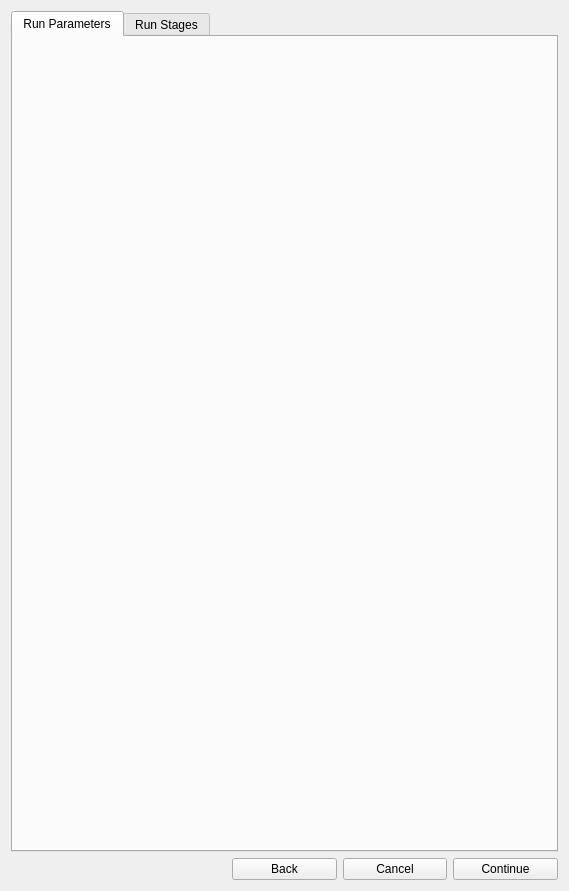
Old version of the form parentwidget.ui in the repository hallamlab/MetaPathwaysGUI.
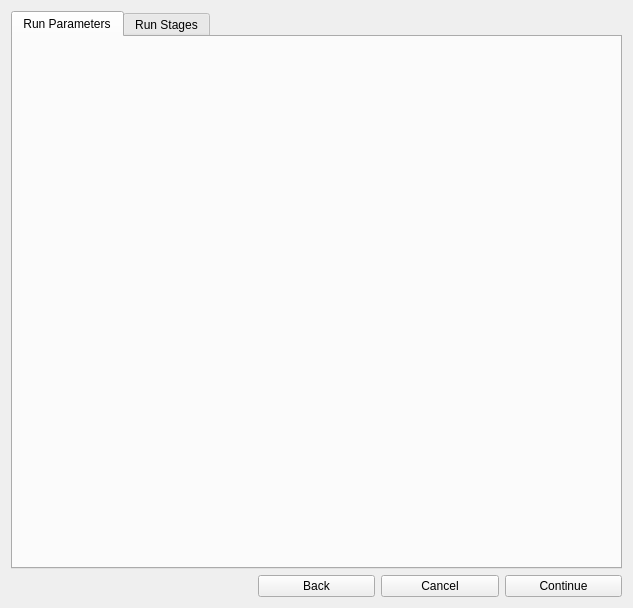
New version of the form.

The edit to the form file:
```diff
--- a/parentwidget.ui
+++ b/parentwidget.ui
@@ -6,16 +6,28 @@
    <rect>
     <x>0</x>
     <y>0</y>
-    <width>569</width>
-    <height>891</height>
+    <width>633</width>
+    <height>608</height>
    </rect>
   </property>
+  <property name="sizePolicy">
+   <sizepolicy hsizetype="MinimumExpanding" vsizetype="MinimumExpanding">
+    <horstretch>0</horstretch>
+    <verstretch>0</verstretch>
+   </sizepolicy>
+  </property>
   <property name="windowTitle">
    <string>Form</string>
   </property>
   <layout class="QGridLayout" name="gridLayout">
    <item row="1" column="4">
     <widget class="QPushButton" name="continueButton">
+     <property name="sizePolicy">
+      <sizepolicy hsizetype="Minimum" vsizetype="Minimum">
+       <horstretch>0</horstretch>
+       <verstretch>0</verstretch>
+      </sizepolicy>
+     </property>
      <property name="text">
       <string>Continue</string>
      </property>
@@ -47,6 +59,12 @@
    </item>
    <item row="1" column="2">
     <widget class="QPushButton" name="backButton">
+     <property name="sizePolicy">
+      <sizepolicy hsizetype="Minimum" vsizetype="Preferred">
+       <horstretch>0</horstretch>
+       <verstretch>0</verstretch>
+      </sizepolicy>
+     </property>
      <property name="text">
       <string>Back</string>
      </property>
```
